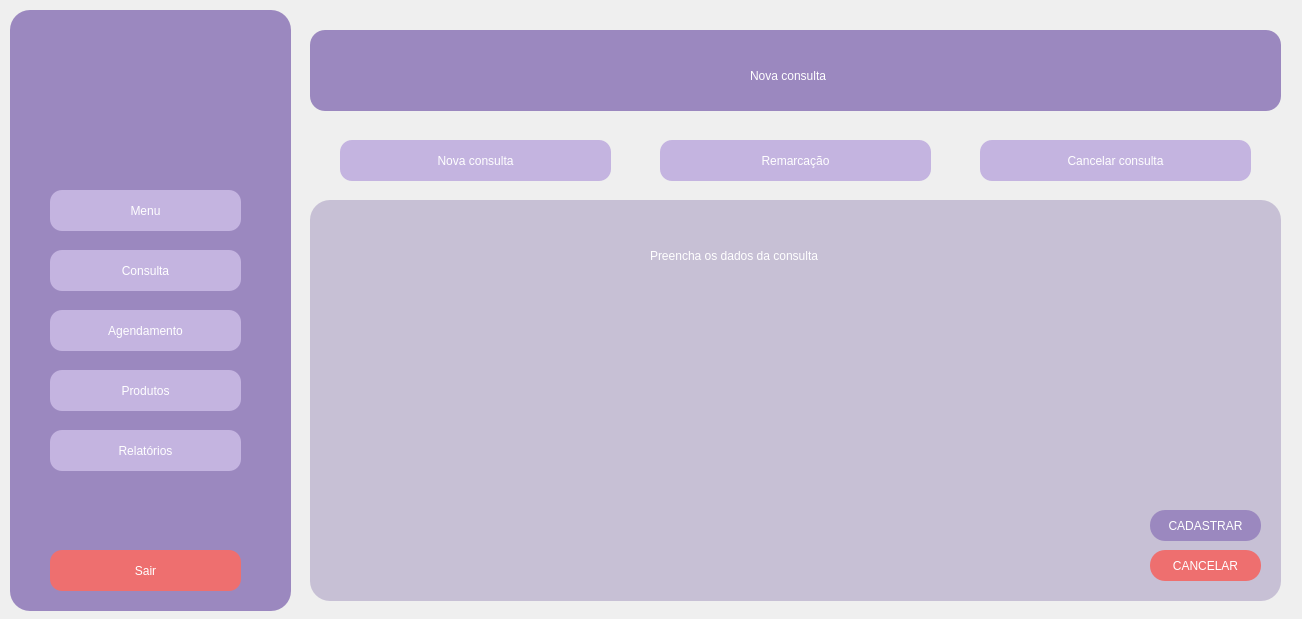
Qt form VeterinaryScheduleSystem/agendamento.ui (brenoafsa/VeterinaryScheduleSystem) before a commit.
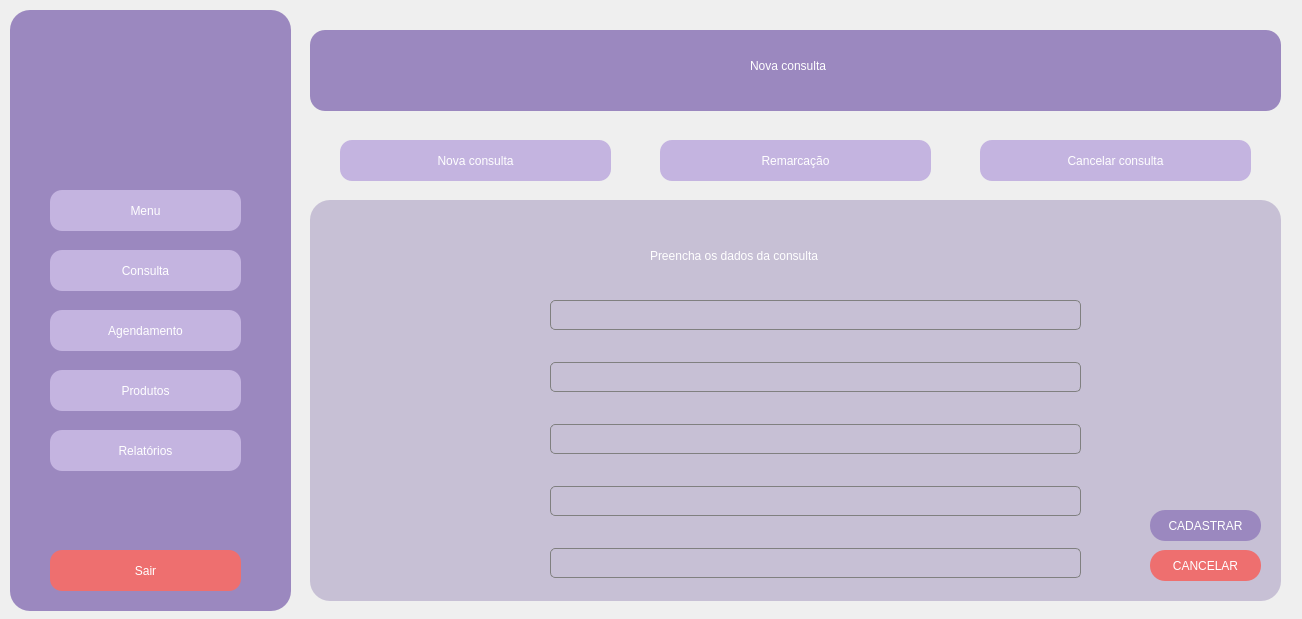
The same form after that commit.

Commit message: ajuste dos botões na tela agendamento.

Patch:
```diff
--- a/VeterinaryScheduleSystem/agendamento.ui
+++ b/VeterinaryScheduleSystem/agendamento.ui
@@ -162,9 +162,9 @@
     <property name="geometry">
      <rect>
       <x>440</x>
-      <y>30</y>
+      <y>10</y>
       <width>471</width>
-      <height>31</height>
+      <height>51</height>
      </rect>
     </property>
     <property name="styleSheet">
@@ -244,6 +244,9 @@
      <height>401</height>
     </rect>
    </property>
+   <property name="autoFillBackground">
+    <bool>false</bool>
+   </property>
    <property name="styleSheet">
     <string notr="true">background-color: #C7C0D5; border-radius: 20px</string>
    </property>
@@ -292,7 +295,7 @@
      <rect>
       <x>340</x>
       <y>40</y>
-      <width>331</width>
+      <width>341</width>
       <height>31</height>
      </rect>
     </property>
@@ -303,6 +306,172 @@
      <string>Preencha os dados da consulta</string>
     </property>
    </widget>
+   <widget class="QWidget" name="verticalLayoutWidget">
+    <property name="geometry">
+     <rect>
+      <x>240</x>
+      <y>90</y>
+      <width>531</width>
+      <height>301</height>
+     </rect>
+    </property>
+    <layout class="QVBoxLayout" name="verticalLayout">
+     <property name="spacing">
+      <number>22</number>
+     </property>
+     <property name="rightMargin">
+      <number>0</number>
+     </property>
+     <item>
+      <widget class="QLineEdit" name="lineEdit_2">
+       <property name="sizePolicy">
+        <sizepolicy hsizetype="Expanding" vsizetype="Fixed">
+         <horstretch>0</horstretch>
+         <verstretch>0</verstretch>
+        </sizepolicy>
+       </property>
+       <property name="autoFillBackground">
+        <bool>false</bool>
+       </property>
+       <property name="styleSheet">
+        <string notr="true">
+
+QLineEdit {
+    font-size: 14px;
+    color: black;
+    border: 1px solid gray;
+    border-radius: 5px;
+    padding: 5px;
+}
+QLineEdit:placeholder {
+    color: gray;
+    font-style: italic;
+}
+
+</string>
+       </property>
+      </widget>
+     </item>
+     <item>
+      <widget class="QLineEdit" name="lineEdit_3">
+       <property name="sizePolicy">
+        <sizepolicy hsizetype="Expanding" vsizetype="Fixed">
+         <horstretch>0</horstretch>
+         <verstretch>0</verstretch>
+        </sizepolicy>
+       </property>
+       <property name="autoFillBackground">
+        <bool>false</bool>
+       </property>
+       <property name="styleSheet">
+        <string notr="true">
+
+QLineEdit {
+    font-size: 14px;
+    color: black;
+    border: 1px solid gray;
+    border-radius: 5px;
+    padding: 5px;
+}
+QLineEdit:placeholder {
+    color: gray;
+    font-style: italic;
+}
+
+</string>
+       </property>
+      </widget>
+     </item>
+     <item>
+      <widget class="QLineEdit" name="lineEdit_4">
+       <property name="sizePolicy">
+        <sizepolicy hsizetype="Expanding" vsizetype="Fixed">
+         <horstretch>0</horstretch>
+         <verstretch>0</verstretch>
+        </sizepolicy>
+       </property>
+       <property name="autoFillBackground">
+        <bool>false</bool>
+       </property>
+       <property name="styleSheet">
+        <string notr="true">
+
+QLineEdit {
+    font-size: 14px;
+    color: black;
+    border: 1px solid gray;
+    border-radius: 5px;
+    padding: 5px;
+}
+QLineEdit:placeholder {
+    color: gray;
+    font-style: italic;
+}
+
+</string>
+       </property>
+      </widget>
+     </item>
+     <item>
+      <widget class="QLineEdit" name="lineEdit_5">
+       <property name="sizePolicy">
+        <sizepolicy hsizetype="Expanding" vsizetype="Fixed">
+         <horstretch>0</horstretch>
+         <verstretch>0</verstretch>
+        </sizepolicy>
+       </property>
+       <property name="autoFillBackground">
+        <bool>false</bool>
+       </property>
+       <property name="styleSheet">
+        <string notr="true">
+
+QLineEdit {
+    font-size: 14px;
+    color: black;
+    border: 1px solid gray;
+    border-radius: 5px;
+    padding: 5px;
+}
+QLineEdit:placeholder {
+    color: gray;
+    font-style: italic;
+}
+
+</string>
+       </property>
+      </widget>
+     </item>
+     <item>
+      <widget class="QLineEdit" name="lineEdit">
+       <property name="sizePolicy">
+        <sizepolicy hsizetype="Expanding" vsizetype="Fixed">
+         <horstretch>0</horstretch>
+         <verstretch>0</verstretch>
+        </sizepolicy>
+       </property>
+       <property name="autoFillBackground">
+        <bool>false</bool>
+       </property>
+       <property name="styleSheet">
+        <string notr="true">QLineEdit {
+    font-size: 14px;
+    color: black;
+    border: 1px solid gray;
+    border-radius: 5px;
+    padding: 5px;
+}
+QLineEdit:placeholder {
+    color: gray;
+    font-style: italic;
+}
+
+</string>
+       </property>
+      </widget>
+     </item>
+    </layout>
+   </widget>
   </widget>
  </widget>
  <resources/>
```
The commit also changes 1 other file.
